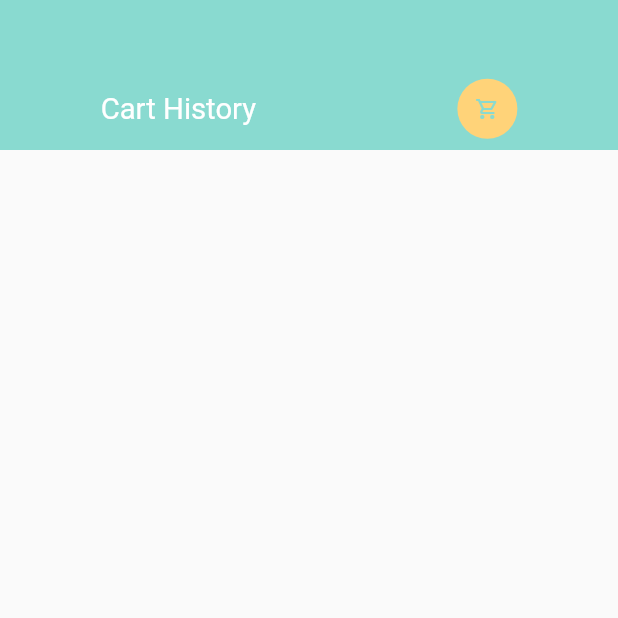
After one commit to btsasnaa/food_delivery, a Flutter app: the CartHistory screen opened directly, on a phone screen of 412 x 824 dp, the top half of it. The commit adds this screen. Run offline on Flutter 3.47's test engine with Material 2 defaults, Android fonts, the phone set to English and light mode, and no system bars; our stand-ins replace dots_indicator, get, shared_preferences; accounts and stored records are empty; network calls fail.

Commit message:
added 3/7

```diff
--- a/lib/controller/popular_product_controller.dart
+++ b/lib/controller/popular_product_controller.dart
@@ -83,7 +83,6 @@ class PopularProductController extends GetxController {
     if (exist) {
       _inCartItems = _cart.getQuantity(product);
     }
-    print("id: ${product.id} _inCartItems:" + _inCartItems.toString());
   }
 
   void addItem(ProductModel product) {
--- a/lib/data/repository/cart_repo.dart
+++ b/lib/data/repository/cart_repo.dart
@@ -1,5 +1,83 @@
-import 'package:food_delivery/data/api/api_client.dart';
+import 'dart:convert';
+import 'package:food_delivery/models/cart_model.dart';
 import 'package:food_delivery/utils/app_constants.dart';
 import 'package:get/get.dart';
+import 'package:shared_preferences/shared_preferences.dart';
 
-class CartRepo extends GetxService {}
+class CartRepo extends GetxService {
+  final SharedPreferences sharedPreferences;
+  CartRepo({required this.sharedPreferences});
+
+  List<String> cart = [];
+  List<String> cartHistory = [];
+
+  void addToCartList(List<CartModel> cartList) {
+    // sharedPreferences.remove(AppConstants.CART_LIST);
+    // sharedPreferences.remove(AppConstants.CART_HISTORY_LIST);
+    var time = DateTime.now().toString();
+
+    cart = [];
+    cartList.forEach((element) {
+      element.time = time;
+      return cart.add(jsonEncode(element));
+    });
+
+    sharedPreferences.setStringList(AppConstants.CART_LIST, cart);
+    getCartList();
+  }
+
+  List<CartModel> getCartList() {
+    // sharedPreferences.remove(AppConstants.CART_LIST);
+    List<String> carts = [];
+    if (sharedPreferences.containsKey(AppConstants.CART_LIST)) {
+      carts = sharedPreferences.getStringList(AppConstants.CART_LIST)!;
+    }
+    List<CartModel> cartList = [];
+    carts.forEach((element) {
+      cartList.add(CartModel.fromJson(jsonDecode(element)));
+    });
+
+    // carts.forEach(
+    //     (element) => cartList.add(CartModel.fromJson(jsonDecode(element))));
+
+    return cartList;
+  }
+
+  List<CartModel> getCartHistoryList() {
+    if (sharedPreferences.containsKey(AppConstants.CART_HISTORY_LIST)) {
+      cartHistory = [];
+      cartHistory =
+          sharedPreferences.getStringList(AppConstants.CART_HISTORY_LIST)!;
+    }
+    List<CartModel> cartListHistory = [];
+    cartHistory.forEach((element) {
+      print('history id:' + element.toString());
+      cartListHistory.add(CartModel.fromJson(jsonDecode(element)));
+    });
+
+    return cartListHistory;
+  }
+
+  void addToCartHistoryList() {
+    if (sharedPreferences.containsKey(AppConstants.CART_HISTORY_LIST)) {
+      cartHistory =
+          sharedPreferences.getStringList(AppConstants.CART_HISTORY_LIST)!;
+    }
+    for (int i = 0; i < cart.length; i++) {
+      cartHistory.add(cart[i]);
+    }
+
+    removeCart();
+    sharedPreferences.setStringList(
+        AppConstants.CART_HISTORY_LIST, cartHistory);
+
+    getCartHistoryList().forEach((element) {
+      print("element id ${element.id} --- time:${element.time}");
+    });
+  }
+
+  void removeCart() {
+    cart = [];
+    sharedPreferences.remove(AppConstants.CART_LIST);
+  }
+}
--- a/lib/helper/dependencies.dart
+++ b/lib/helper/dependencies.dart
@@ -6,16 +6,20 @@ import 'package:food_delivery/data/repository/cart_repo.dart';
 import 'package:food_delivery/data/repository/popular_product_repo.dart';
 import 'package:food_delivery/utils/app_constants.dart';
 import 'package:get/get.dart';
+import 'package:shared_preferences/shared_preferences.dart';
 import '../data/repository/recommended_product_repo.dart';
 
 Future<void> init() async {
+  final sharedPreferences = await SharedPreferences.getInstance();
+  Get.lazyPut(() => sharedPreferences);
+
   // api client
   Get.lazyPut(() => ApiClient(appBaseUrl: AppConstants.BASE_URL));
 
   // repos
   Get.lazyPut(() => PopularProductRepo(apiClient: Get.find()));
   Get.lazyPut(() => RecommendedProductRepo(apiClient: Get.find()));
-  Get.lazyPut(() => CartRepo());
+  Get.lazyPut(() => CartRepo(sharedPreferences: Get.find()));
 
   // controllers
   Get.lazyPut(() => PopularProductController(popularProductRepo: Get.find()));
--- a/lib/models/cart_model.dart
+++ b/lib/models/cart_model.dart
@@ -40,6 +40,7 @@ class CartModel {
     data['quantity'] = this.quantity;
     data['isExist'] = this.isExist;
     data['time'] = this.time;
+    data['product'] = this.product!.toJson();
     return data;
   }
 }
--- /dev/null
+++ b/lib/pages/cart/cart_history.dart
@@ -0,0 +1,130 @@
+import 'package:flutter/material.dart';
+import 'package:food_delivery/controller/cart_controller.dart';
+import 'package:food_delivery/utils/app_constants.dart';
+import 'package:food_delivery/utils/colors.dart';
+import 'package:food_delivery/utils/dimensions.dart';
+import 'package:food_delivery/widgets/app_icon.dart';
+import 'package:food_delivery/widgets/big_text.dart';
+import 'package:get/get.dart';
+
+class CartHistory extends StatelessWidget {
+  const CartHistory({Key? key}) : super(key: key);
+
+  @override
+  Widget build(BuildContext context) {
+    var getCartHistoryList = Get.find<CartController>().getCartHistoryList();
+    Map<String, int> cartItemsPerOrder = Map();
+    for (int i = 0; i < getCartHistoryList.length; i++) {
+      if (cartItemsPerOrder.containsKey(getCartHistoryList[i].time)) {
+        cartItemsPerOrder.update(
+            getCartHistoryList[i].time!, (value) => ++value);
+      } else {
+        cartItemsPerOrder.putIfAbsent(getCartHistoryList[i].time!, () => 1);
+      }
+    }
+
+    List<int> cartOrderTimeList() {
+      return cartItemsPerOrder.entries.map((e) => e.value).toList();
+    }
+
+    List<int> itemsPerOrder = cartOrderTimeList();
+
+    var saveCounter = 0;
+    var listCounter = 0;
+
+    return Scaffold(
+      body: Column(
+        children: [
+          Container(
+            height: 100,
+            color: AppColors.mainColor,
+            width: double.maxFinite,
+            padding: EdgeInsets.only(top: 45),
+            child: Row(
+              mainAxisAlignment: MainAxisAlignment.spaceAround,
+              children: [
+                BigText(
+                  text: "Cart History",
+                  color: Colors.white,
+                ),
+                AppIcon(
+                    icon: Icons.shopping_cart_outlined,
+                    iconColor: AppColors.mainColor,
+                    backgroundColor: AppColors.yellowColor),
+              ],
+            ),
+          ),
+          Expanded(
+            child: Container(
+              margin: EdgeInsets.only(
+                  top: Dimensions.height20,
+                  left: Dimensions.width20,
+                  right: Dimensions.width20),
+              child: MediaQuery.removePadding(
+                removeTop: true,
+                context: context,
+                child: ListView(
+                  children: [
+                    for (int i = 0; i < itemsPerOrder.length; i++)
+                      Container(
+                        height: 120,
+                        margin: EdgeInsets.only(bottom: Dimensions.height20),
+                        child: Column(
+                          crossAxisAlignment: CrossAxisAlignment.start,
+                          children: [
+                            BigText(text: "text1"),
+                            SizedBox(
+                              height: Dimensions.height10,
+                            ),
+                            Row(
+                              children: [
+                                Wrap(
+                                  direction: Axis.horizontal,
+                                  children:
+                                      List.generate(itemsPerOrder[i], (index) {
+                                    if (listCounter <
+                                        getCartHistoryList.length) {
+                                      listCounter++;
+                                    }
+                                    return index <= 2
+                                        ? Container(
+                                            height: 80,
+                                            width: 80,
+                                            margin: EdgeInsets.only(
+                                                right: Dimensions.width10 / 2),
+                                            decoration: BoxDecoration(
+                                                borderRadius:
+                                                    BorderRadius.circular(
+                                                        Dimensions.radius15 /
+                                                            2),
+                                                image: DecorationImage(
+                                                  fit: BoxFit.cover,
+                                                  image: NetworkImage(
+                                                      AppConstants.UPLOAD_URL +
+                                                          getCartHistoryList[
+                                                                  listCounter -
+                                                                      1]
+                                                              .img!),
+                                                )),
+                                            // child: Text("hi hi there!! $index"),
+                                          )
+                                        : Container();
+                                  }),
+                                )
+                              ],
+                            ),
+                          ],
+                        ),
+                      )
+                    // for (int j = 0; j < cartItemsPerOrder[i].; j++)
+                    // Text("hi there " + i.toString())
+                  ],
+                ),
+              ),
+            ),
+          )
+        ],
+      ),
+    );
+  }
+}
--- a/lib/route/route_helper.dart
+++ b/lib/route/route_helper.dart
@@ -2,15 +2,17 @@ import 'package:food_delivery/pages/cart/cart_page.dart';
 import 'package:food_delivery/pages/food/popular_food_detail.dart';
 import 'package:food_delivery/pages/food/recommend_food_detail.dart';
 import 'package:food_delivery/pages/home/home_page.dart';
-import 'package:food_delivery/pages/home/main_food_page.dart';
+import 'package:food_delivery/pages/splash/splash_page.dart';
 import 'package:get/get.dart';
 
 class RouteHelper {
+  static const String splashPage = "/splash-page";
   static const String initial = "/";
   static const String popularFood = "/popular-food";
   static const String recommendedFood = "/recommended-food";
   static const String cartPage = "/cart-page";
 
+  static String getSplashPage() => '$splashPage';
   static String getInitial() => '$initial';
   static String getPopularFood(int pageId, String page) =>
       '$popularFood?pageId=$pageId&page=$page';
@@ -19,6 +21,7 @@ class RouteHelper {
   static String getCartPage(String page) => '$cartPage?page=$page';
 
   static List<GetPage> routes = [
+    GetPage(name: splashPage, page: () => SplashScreen()),
     GetPage(name: initial, page: () => HomePage()),
     GetPage(
         name: popularFood,
--- a/lib/utils/app_constants.dart
+++ b/lib/utils/app_constants.dart
@@ -8,4 +8,6 @@ class AppConstants {
   static const String UPLOAD_URL = BASE_URL + "/uploads/";
 
   static const String TOKEN = "DBtoken";
+  static const String CART_LIST = "Cart-list";
+  static const String CART_HISTORY_LIST = "cart-history-list";
 }
--- a/lib/utils/dimensions.dart
+++ b/lib/utils/dimensions.dart
@@ -45,4 +45,7 @@ class Dimensions {
 
   // bottom nav bar
   static double bottomNavBarHeight = screenHeight / 6.5;
+
+  // spalsh screen
+  static double splashImg = screenHeight / 3.38;
 }
--- a/lib/widgets/app_column.dart
+++ b/lib/widgets/app_column.dart
@@ -38,7 +38,8 @@ class AppColumn extends StatelessWidget {
             SmallText(text: 'comments'),
           ],
         ),
-        SizedBox(height: Dimensions.height20),
+        // SizedBox(height: Dimensions.height20),
+        SizedBox(height: Dimensions.height10),
         Row(
           mainAxisAlignment: MainAxisAlignment.spaceBetween,
           children: [
--- a/pubspec.yaml
+++ b/pubspec.yaml
@@ -31,7 +31,8 @@ dependencies:
     sdk: flutter
   get: ^4.1.4
   dots_indicator: ^2.0.0
-
+  # persistent_bottom_nav_bar: ^4.0.2
+  shared_preferences: ^2.0.11
 
   # The following adds the Cupertino Icons font to your application.
   # Use with the CupertinoIcons class for iOS style icons.
```
Also changed, not shown: lib/controller/cart_controller.dart (+33 -0 lines), lib/main.dart (+7 -9 lines), lib/pages/cart/cart_page.dart (+3 -4 lines), lib/pages/home/home_page.dart (+97 -5 lines), lib/pages/splash/splash_page.dart (added, +63 -0 lines), assets/image/flutter_logo.jpg (added), pubspec.lock, 6 other files.
